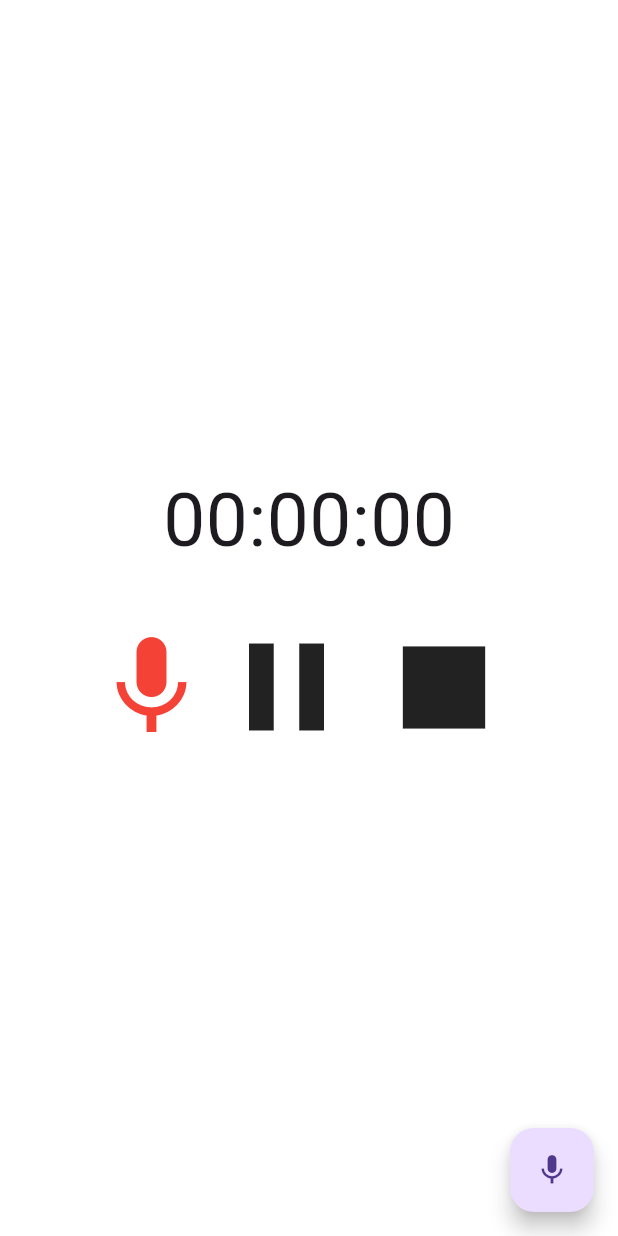
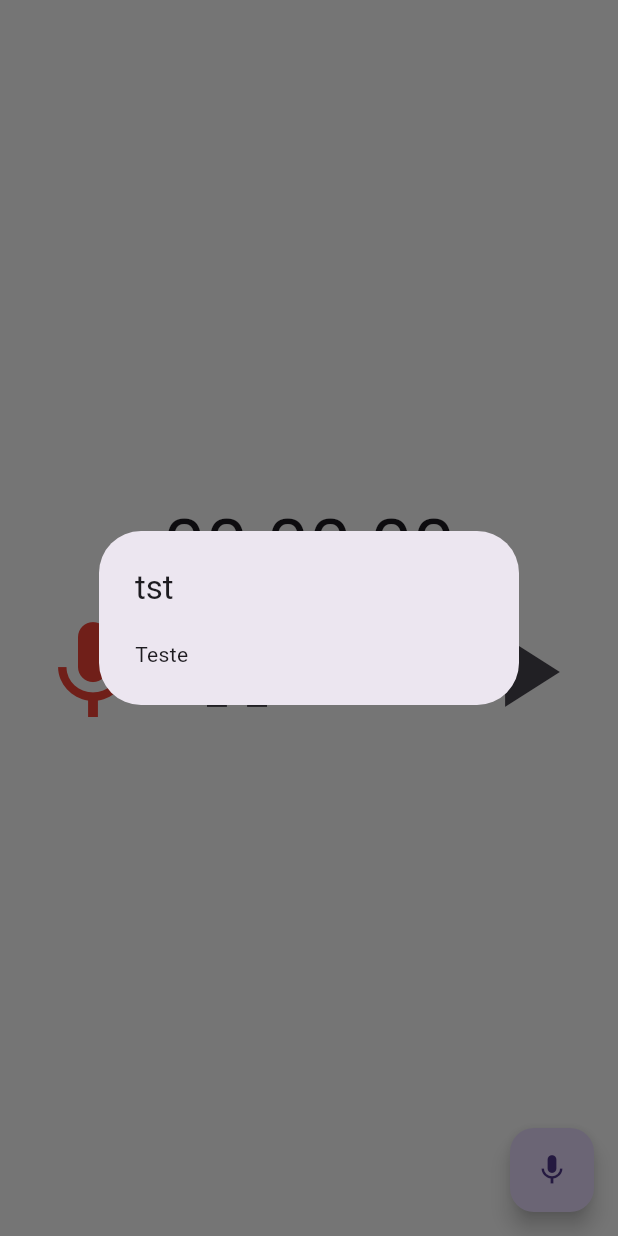
Before and after one commit to yurimatosrodrigues/record-audio, a Flutter app: the screen it shows after launch, after a tap on the "mic" icon, on a phone screen of 412 x 824 dp. Run offline on Flutter 3.47's test engine with Material 3 defaults, Android fonts, the phone set to English and light mode, and no system bars; our stand-ins replace just_audio; missing offline and left inert: record.

Commit message:
feat: substitui Icon por IconButton

```diff
--- a/lib/home.dart
+++ b/lib/home.dart
@@ -1,3 +1,4 @@
+import 'package:flutter/cupertino.dart';
 import 'package:flutter/material.dart';
 import 'dart:io';
 import 'package:just_audio/just_audio.dart';
@@ -71,25 +72,49 @@ class _HomeState extends State<Home>{
                 fontSize: 50
               ),
             ),
-            SizedBox(
-              height: 20,
-            ),
+
             Row(
               mainAxisAlignment: MainAxisAlignment.center,
               children: [
-                Icon(
-                  Icons.mic,
-                  size: 80,
+                IconButton(
+                  icon: const Icon(Icons.mic),
+                  iconSize: 80,
                   color: Colors.red,
+                  onPressed: () {
+                    showDialog(
+                      context: context,
+                      builder: (BuildContext context){
+                        return SimpleDialog(
+                          title: Text('tst'),
+                          children: <Widget>[
+                            SimpleDialogOption(
+                              onPressed: (){ Navigator.pop(context); },
+                              child: const Text('Teste'),
+                            )
+                      ],
+                    );
+                      }
+                    );
+                  }
                 ),
-                Icon(
-                  Icons.pause,
-                  size: 100,
+                IconButton(
+                  icon: Icon(Icons.pause),
+                  iconSize: 80,
+                  onPressed: () => {
+                  },
                 ),
-                Icon(
-                  Icons.stop,
-                  size: 110,
-                )
+                IconButton(
+                  icon: Icon(Icons.stop),
+                  iconSize: 80,
+                  onPressed: () => {
+                  }
+                ),
+                IconButton(
+                  icon: Icon(Icons.play_arrow),
+                  iconSize: 80,
+                  onPressed: () => {
+                  }
+                ),
               ],
             )
           ],
```
